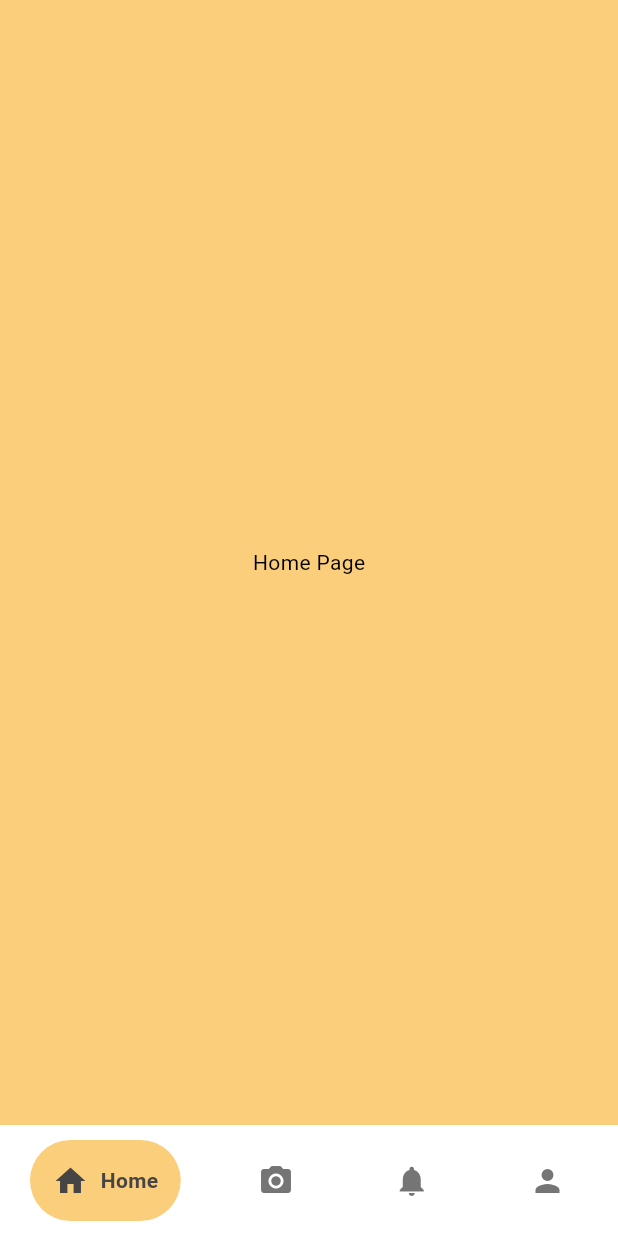
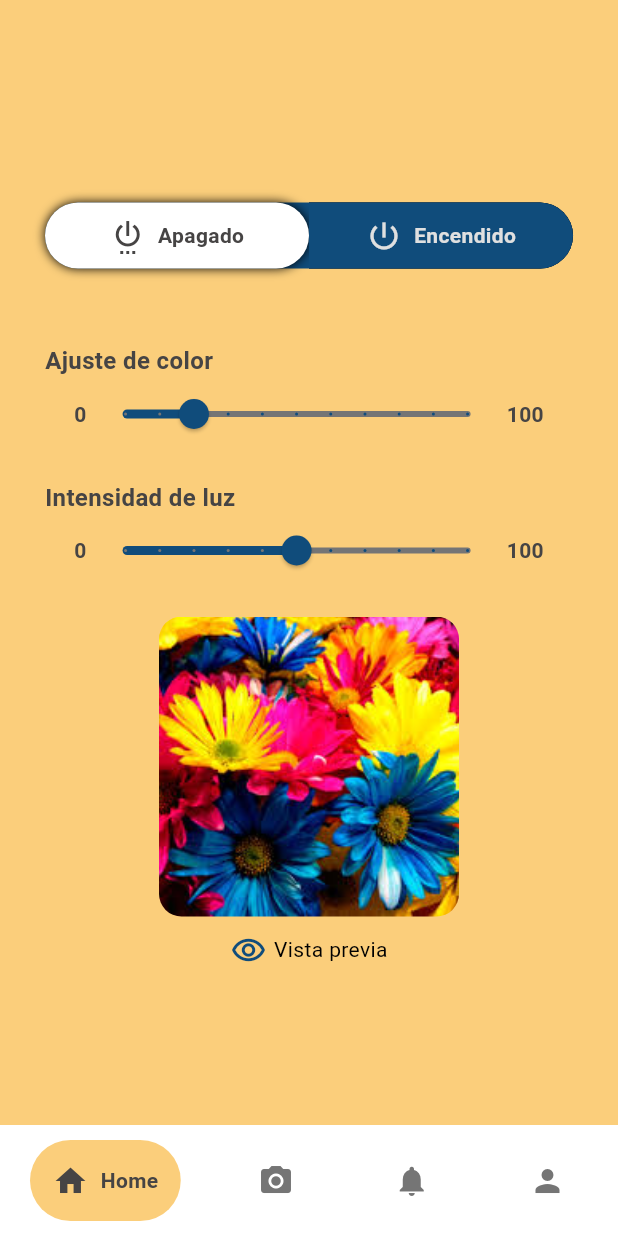
Before and after one commit to nazarethcr11/IH_App, a Flutter app: the screen it shows after launch, on a phone screen of 412 x 824 dp. Run offline on Flutter 3.47's test engine with Material 3 defaults, Android fonts, the phone set to English and light mode, and no system bars; drawn by our look-alikes of google_nav_bar.

Commit message:
feat: change colorblind type and home page

```diff
--- a/lib/components/my_button.dart
+++ b/lib/components/my_button.dart
@@ -24,7 +24,7 @@ class MyButton extends StatelessWidget {
           child: Text(
             text,
             style: TextStyle(
-              color: Theme.of(context).colorScheme.surface,
+              color: Theme.of(context).colorScheme.inverseSurface,
               fontSize: 16,
               fontWeight: FontWeight.bold,
             ),
--- a/lib/components/my_list_tile.dart
+++ b/lib/components/my_list_tile.dart
@@ -4,7 +4,6 @@ class MyListTile extends StatelessWidget {
   final IconData icon_leading;
   final String title;
   final void Function() onTap;
-  final IconData icon_trailing;
   final Color iconColor;
 
   const MyListTile({
@@ -12,7 +11,6 @@ class MyListTile extends StatelessWidget {
     required this.icon_leading,
     required this.title,
     required this.onTap,
-    required this.icon_trailing,
     required this.iconColor,
   });
 
@@ -28,7 +26,7 @@ class MyListTile extends StatelessWidget {
           child: ListTile(
             leading: Icon(icon_leading, color: iconColor),
             title: Text(title),
-            trailing: Icon(icon_trailing, color: Theme.of(context).colorScheme.tertiary),
+            trailing: Icon(Icons.arrow_forward_ios, color: Theme.of(context).colorScheme.tertiary),
             onTap: onTap,
           ),
         ),
--- /dev/null
+++ b/lib/components/my_slider.dart
@@ -0,0 +1,62 @@
+import 'package:flutter/material.dart';
+
+class MySlider extends StatefulWidget {
+  final double initialValue;
+  final String title;
+
+  const MySlider({
+    super.key,
+    required this.initialValue,
+    required this.title,
+  });
+
+  @override
+  State<MySlider> createState() => _MySliderState();
+}
+
+class _MySliderState extends State<MySlider> {
+  late double currentValue;
+
+  @override
+  void initState() {
+    super.initState();
+    currentValue = widget.initialValue;
+  }
+
+  @override
+  Widget build(BuildContext context) {
+    return Padding(
+      padding: EdgeInsets.symmetric(horizontal: 30),
+      child: Column(
+        crossAxisAlignment: CrossAxisAlignment.start,
+        children: [
+          Text(widget.title, style: TextStyle(fontSize: 16,fontWeight: FontWeight.bold, color: Theme.of(context).colorScheme.inversePrimary)),
+          Row(
+            mainAxisAlignment: MainAxisAlignment.center,
+            crossAxisAlignment: CrossAxisAlignment.center,
+            children: [
+              Text('0', style: TextStyle(fontWeight: FontWeight.bold, color: Theme.of(context).colorScheme.inversePrimary)),
+              Container(
+                width: 280,
+                child: Slider(
+                  activeColor: Theme.of(context).colorScheme.primary,
+                  inactiveColor: Theme.of(context).colorScheme.tertiary,
+                  value: currentValue,
+                  max: 100,
+                  divisions: 10,
+                  label: currentValue.round().toString(),
+                  onChanged: (double value) {
+                    setState(() {
+                      currentValue = value;
+                    });
+                  },
+                ),
+              ),
+              Text('100', style: TextStyle(fontWeight: FontWeight.bold, color: Theme.of(context).colorScheme.inversePrimary)),
+            ],
+          ),
+        ],
+      ),
+    );
+  }
+}
--- /dev/null
+++ b/lib/components/my_toggle_button.dart
@@ -0,0 +1,138 @@
+import 'package:flutter/material.dart';
+
+class MyToggleButton extends StatefulWidget {
+  final String leftLabel;
+  final String rightLabel;
+  final bool isToggled;
+
+  const MyToggleButton({
+    Key? key,
+    required this.leftLabel,
+    required this.rightLabel,
+    required this.isToggled,
+  }) : super(key: key);
+
+  @override
+  State<MyToggleButton> createState() => _ToggleButtonState();
+}
+
+class _ToggleButtonState extends State<MyToggleButton> {
+  late bool isToggled;
+
+  @override
+  void initState() {
+    super.initState();
+    isToggled = widget.isToggled;
+  }
+
+  @override
+  Widget build(BuildContext context) {
+    return Container(
+      padding: EdgeInsets.all(30),
+      decoration: BoxDecoration(
+        color: Colors.transparent,
+        borderRadius: BorderRadius.circular(30),
+      ),
+      child: Container(
+        decoration: BoxDecoration(
+          color: Theme.of(context).colorScheme.primary,
+          borderRadius: BorderRadius.circular(30),
+        ),
+        child: Row(
+          children: [
+            Expanded(
+              child: GestureDetector(
+                onTap: () {
+                  setState(() {
+                    isToggled = false;
+                  });
+                },
+                child: Container(
+                  padding: EdgeInsets.symmetric(vertical: 10),
+                  decoration: BoxDecoration(
+                    color: isToggled ? Theme.of(context).colorScheme.primary : Theme.of(context).colorScheme.surface,
+                    borderRadius: isToggled? BorderRadius.only(
+                      topLeft: Radius.circular(30),
+                      bottomLeft: Radius.circular(30),
+                    ): BorderRadius.circular(30),
+                    boxShadow: [
+                      isToggled? BoxShadow(): BoxShadow(
+                        color: Theme.of(context).colorScheme.shadow,
+                        offset: Offset(0, 0),
+                        blurRadius: 5,
+                      ),
+                    ],
+                  ),
+                  child: Center(
+                    child: Row(
+                      mainAxisAlignment: MainAxisAlignment.center,
+                      children: [
+                        Icon(
+                          Icons.settings_power_sharp,
+                          color: isToggled ? Theme.of(context).colorScheme.inverseSurface : Theme.of(context).colorScheme.inversePrimary,
+                        ),
+                        SizedBox(width: 8),
+                        Text(
+                          widget.leftLabel,
+                          style: TextStyle(
+                            color: isToggled ? Theme.of(context).colorScheme.inverseSurface : Theme.of(context).colorScheme.inversePrimary,
+                            fontWeight: FontWeight.bold,
+                          ),
+                        ),
+                      ],
+                    ),
+                  ),
+                ),
+              ),
+            ),
+            Expanded(
+              child: GestureDetector(
+                onTap: () {
+                  setState(() {
+                    isToggled = true;
+                  });
+                },
+                child: Container(
+                  padding: EdgeInsets.symmetric(vertical: 10),
+                  decoration: BoxDecoration(
+                    color: isToggled ? Theme.of(context).colorScheme.surface : Theme.of(context).colorScheme.primary,
+                    borderRadius: isToggled? BorderRadius.circular(30): BorderRadius.only(
+                      topRight: Radius.circular(30),
+                      bottomRight: Radius.circular(30),
+                    ),
+                    boxShadow: [
+                      isToggled? BoxShadow(
+                        color: Theme.of(context).colorScheme.shadow,
+                        offset: Offset(0, 0),
+                        blurRadius: 5,
+                      ): BoxShadow(),
+                    ],
+                  ),
+                  child: Center(
+                    child: Row(
+                      mainAxisAlignment: MainAxisAlignment.center,
+                      children: [
+                        Icon(
+                          Icons.power_settings_new,
+                          color: isToggled ? Theme.of(context).colorScheme.inversePrimary : Theme.of(context).colorScheme.inverseSurface,
+                        ),
+                        SizedBox(width: 8),
+                        Text(
+                          widget.rightLabel,
+                          style: TextStyle(
+                            color: isToggled ? Theme.of(context).colorScheme.inversePrimary : Theme.of(context).colorScheme.inverseSurface,
+                            fontWeight: FontWeight.bold,
+                          ),
+                        ),
+                      ],
+                    ),
+                  ),
+                ),
+              ),
+            ),
+          ],
+        ),
+      ),
+    );
+  }
+}
--- a/lib/pages/home_page.dart
+++ b/lib/pages/home_page.dart
@@ -1,5 +1,7 @@
 import 'package:flutter/material.dart';
 import 'package:google_nav_bar/google_nav_bar.dart';
+import 'package:inclusive_hue/components/my_slider.dart';
+import 'package:inclusive_hue/components/my_toggle_button.dart';
 import 'package:inclusive_hue/pages/camera_tool_page.dart';
 import 'package:inclusive_hue/pages/notification_page.dart';
 import 'package:inclusive_hue/pages/profile_page.dart';
@@ -72,8 +74,47 @@ class HomePageInside extends StatelessWidget {
 
   @override
   Widget build(BuildContext context) {
-    return const Center(
-      child: Text('Home Page'),
+    return Center(
+      child: Column(
+        crossAxisAlignment: CrossAxisAlignment.center,
+        mainAxisAlignment: MainAxisAlignment.center,
+        children: [
+          MyToggleButton(
+            leftLabel: 'Apagado',
+            rightLabel: 'Encendido',
+            isToggled: false,
+          ),
+          SizedBox(height: 20),
+          MySlider(initialValue: 21, title: 'Ajuste de color'),
+          SizedBox(height: 20),
+          MySlider(initialValue: 50, title: 'Intensidad de luz'),
+          //preview image
+          SizedBox(height: 20),
+          // agregar lib/images/default/preview.jpg
+          Container(
+            width: 200,
+            height: 200,
+            decoration: BoxDecoration(
+              borderRadius: BorderRadius.circular(15),
+              image: const DecorationImage(
+                image: AssetImage('lib/images/default/preview.jpg'),
+                fit: BoxFit.cover,
+              ),
+            ),
+          ),
+          SizedBox(height: 10),
+          //icon and text preview image
+          Row(
+            mainAxisAlignment: MainAxisAlignment.center,
+            children: [
+              Icon(Icons.remove_red_eye_outlined, color: Theme.of(context).colorScheme.primary),
+              SizedBox(width: 5),
+              Text('Vista previa'),
+            ],
+          ),
+
+        ],
+      ),
     );
   }
 }
--- a/lib/pages/login_page.dart
+++ b/lib/pages/login_page.dart
@@ -63,7 +63,9 @@ class _LoginPageState extends State<LoginPage> {
             ),
             SizedBox(height: 20),
             MyButton(
-                onTap: () {},
+                onTap: () {
+
+                },
                 text: 'LOGIN',
             ),
             //no tienes cuenta? Registrate
--- a/lib/themes/dark_mode.dart
+++ b/lib/themes/dark_mode.dart
@@ -4,9 +4,10 @@ ThemeData darkMode = ThemeData(
   colorScheme: ColorScheme.dark(
     surface: Color.fromRGBO(18, 18, 18, 1),  // Color oscuro para la superficie
     primary: Color.fromRGBO(16, 76, 123, 1), // Mismo color primario
-    secondary: Color.fromRGBO(193, 158, 100, 1), // Ajustado para ser menos brillante
+    secondary: Color.fromRGBO(65, 42, 9, 1.0), // Ajustado para ser menos brillante
     tertiary: Colors.grey[400], // Gris más claro para el modo oscuro
     inversePrimary: Color.fromRGBO(200, 200, 200, 1), // Color inverso ajustado para legibilidad
     onPrimary: Colors.white, // Texto sobre el color primario debe ser blanco
+    inverseSurface: Colors.grey.shade300,// Color inverso para la superficie
   ),
 );
--- a/pubspec.yaml
+++ b/pubspec.yaml
@@ -63,6 +63,7 @@ flutter:
   # To add assets to your application, add an assets section, like this:
   assets:
     - lib/images/logotype/
+    - lib/images/default/
   # assets:
   #   - images/a_dot_burr.jpeg
   #   - images/a_dot_ham.jpeg
```
Also changed, not shown: lib/components/my_dropdown_button.dart (added, +44 -0 lines), lib/models/User.dart (added, +22 -0 lines), lib/models/inclusive_hue_app.dart (added, +12 -0 lines), lib/pages/change_colorblindtype_page.dart (added, +106 -0 lines), lib/pages/profile_page.dart (+16 -12 lines), lib/pages/theme_page.dart (added, +47 -0 lines), lib/images/default/preview.jpg (added), lib/images/default/profile.webp (added), 2 other files.
